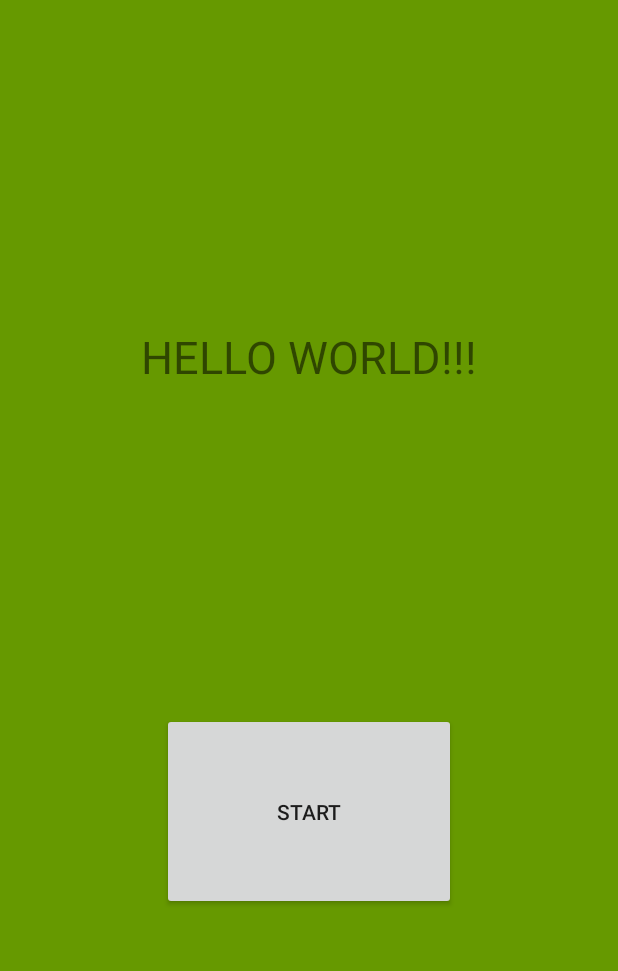
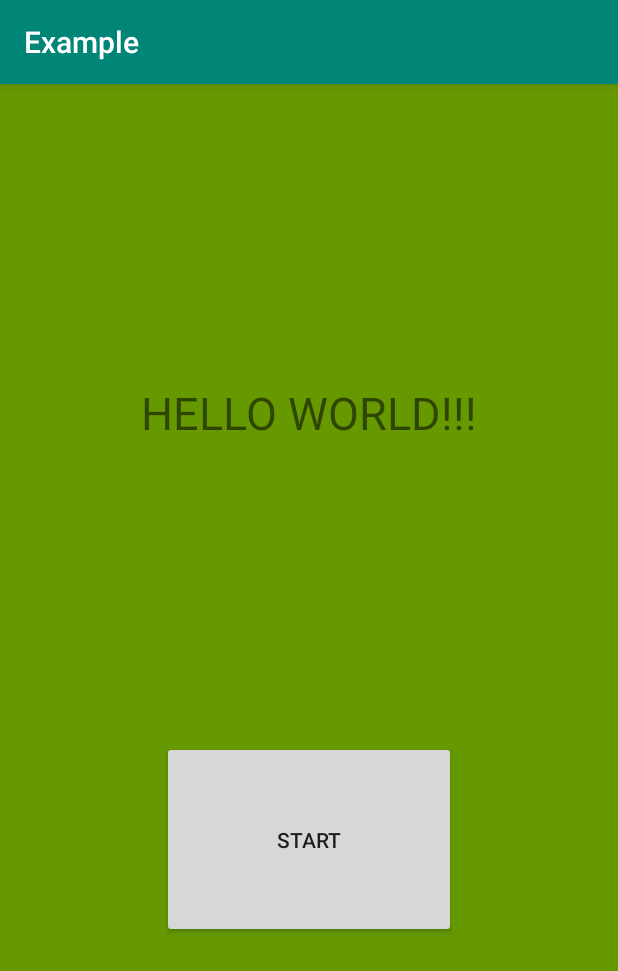
Before and after one commit to santos-samuel/AndroidExample, an Android app: the screen it shows after launch (MainActivity), on a phone screen of 412 x 824 dp. Shown: the top 971 px of the screen. Run offline under Robolectric (Android 15) with nearby library versions, the phone set to English and light mode, and no system bars.

Commit message:
remove android x

```diff
--- a/app/src/main/java/com/example/example/Fragment1.java
+++ b/app/src/main/java/com/example/example/Fragment1.java
@@ -1,12 +1,10 @@
 package com.example.example;
 
 import android.os.Bundle;
+import android.support.v4.app.ListFragment;
 import android.view.LayoutInflater;
 import android.view.View;
 import android.view.ViewGroup;
-
-import androidx.fragment.app.Fragment;
-import androidx.fragment.app.ListFragment;
 
 public class Fragment1 extends ListFragment {
 
--- a/app/src/main/java/com/example/example/Fragment2.java
+++ b/app/src/main/java/com/example/example/Fragment2.java
@@ -1,12 +1,11 @@
 package com.example.example;
 
-import android.app.Fragment;
 import android.os.Bundle;
+import android.support.v4.app.ListFragment;
 import android.view.LayoutInflater;
 import android.view.View;
 import android.view.ViewGroup;
 
-import androidx.fragment.app.ListFragment;
 
 public class Fragment2 extends ListFragment {
 
--- a/app/src/main/java/com/example/example/MainActivity.java
+++ b/app/src/main/java/com/example/example/MainActivity.java
@@ -1,14 +1,13 @@
 package com.example.example;
 
 import android.os.Bundle;
+import android.support.v4.app.Fragment;
+import android.support.v4.app.FragmentTransaction;
+import android.support.v7.app.AppCompatActivity;
 import android.view.View;
 
-import androidx.fragment.app.Fragment;
-import androidx.fragment.app.FragmentActivity;
-import androidx.fragment.app.FragmentTransaction;
 
-
-public class MainActivity extends FragmentActivity {
+public class MainActivity extends AppCompatActivity {
 
     @Override
     protected void onCreate(Bundle savedInstanceState) {
@@ -27,10 +26,11 @@ public class MainActivity extends FragmentActivity {
             case R.id.gt2:
                 newFragment = new Fragment1();
                 break;
-            case R.id.gt3:
+            /*case R.id.gt3:
                 newFragment = new Fragment2();
-                break;
+                break;*/
         }
+
         FragmentTransaction transaction = getSupportFragmentManager().beginTransaction();
 
         // Replace whatever is in the fragment_container view with this fragment,
--- a/app/src/main/res/layout/activity_main.xml
+++ b/app/src/main/res/layout/activity_main.xml
@@ -1,5 +1,5 @@
 <?xml version="1.0" encoding="utf-8"?>
-<androidx.constraintlayout.widget.ConstraintLayout xmlns:android="http://schemas.android.com/apk/res/android"
+<android.support.constraint.ConstraintLayout xmlns:android="http://schemas.android.com/apk/res/android"
     xmlns:app="http://schemas.android.com/apk/res-auto"
     xmlns:tools="http://schemas.android.com/tools"
     android:layout_width="match_parent"
@@ -32,4 +32,4 @@
         app:layout_constraintStart_toStartOf="parent"
         app:layout_constraintTop_toBottomOf="@+id/textView" />
 
-</androidx.constraintlayout.widget.ConstraintLayout>
+</android.support.constraint.ConstraintLayout>
--- a/app/src/main/res/layout/frag2.xml
+++ b/app/src/main/res/layout/frag2.xml
@@ -9,7 +9,7 @@
         android:layout_width="wrap_content"
         android:layout_height="wrap_content"
         android:text="2"
-        android:textSize="30sp" />
+        android:textSize="31sp" />
 
     <Button
         android:id="@+id/gt3"
--- a/gradle.properties
+++ b/gradle.properties
@@ -19,6 +19,6 @@ org.gradle.jvmargs=-Xmx1536m
 # AndroidX package structure to make it clearer which packages are bundled with the
 # Android operating system, and which are packaged with your app's APK
 # https://developer.android.com/topic/libraries/support-library/androidx-rn
-android.useAndroidX=true
+android.useAndroidX=false
 # Automatically convert third-party libraries to use AndroidX
-android.enableJetifier=true
+android.enableJetifier=false
```
Also changed, not shown: app/build.gradle (+5 -4 lines), 3 other files.
